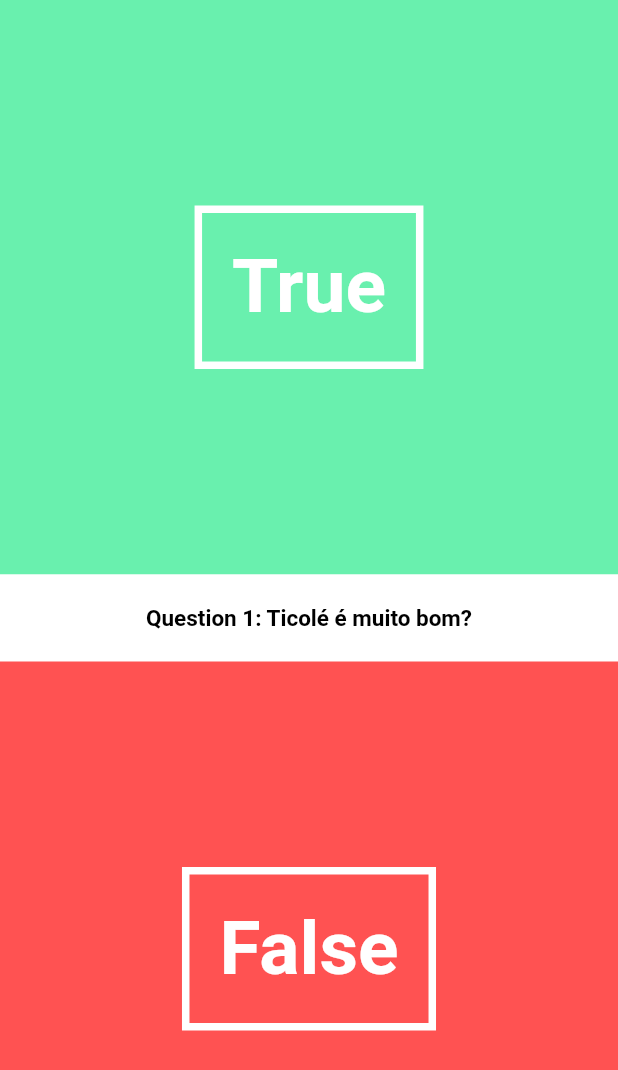
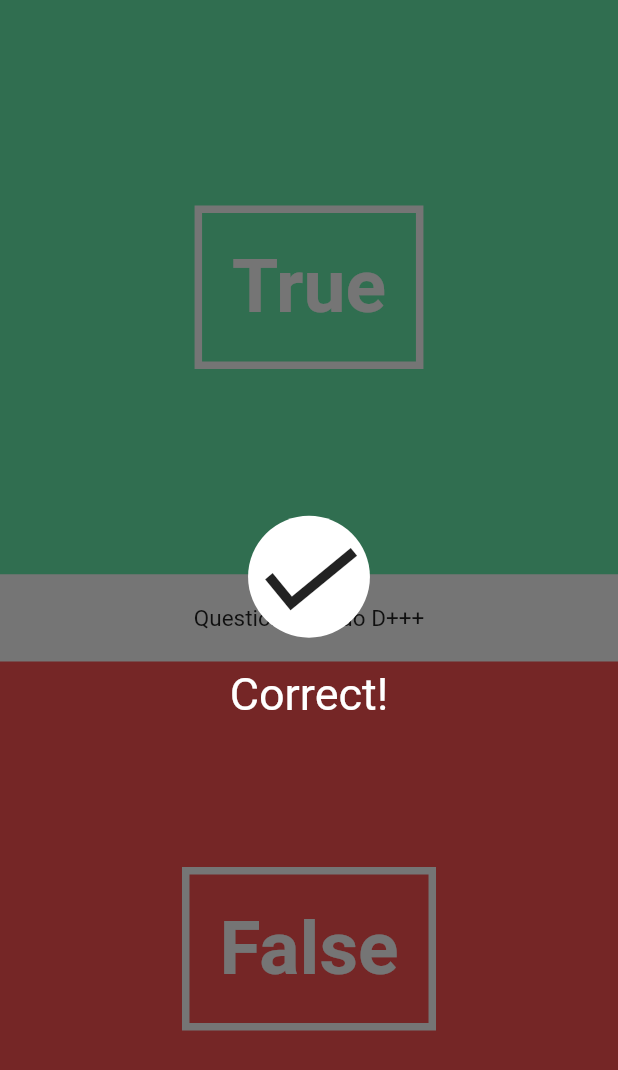
Before and after one commit to irvine5k/memiz_app, a Flutter app: the screen it shows after launch, after a tap on "True", on a phone screen of 412 x 824 dp. Shown: the top 1070 px of the screen. Run offline on Flutter 3.47's test engine with Material 2 defaults, Android fonts, the phone set to English and light mode, and no system bars.

Commit message:
Result Overlay, Question implemented

```diff
--- a/lib/UI/question_text.dart
+++ b/lib/UI/question_text.dart
@@ -10,7 +10,20 @@ class QuestionText extends StatefulWidget{
   State createState() => new QuestionTextState();
 }
 
-class QuestionTextState extends State<QuestionText> {
+class QuestionTextState extends State<QuestionText> with SingleTickerProviderStateMixin{
+  Animation<double> _fontSizeAnimation;
+  AnimationController _fontSizeAnimationController;
+
+  @override
+  void initState(){
+    super.initState();
+
+    _fontSizeAnimationController = new AnimationController(duration: new Duration(milliseconds: 500), vsync: this);
+    _fontSizeAnimation = new CurvedAnimation(parent: _fontSizeAnimationController, curve: Curves.bounceOut);
+    _fontSizeAnimation.addListener(() => this.setState(() {}));
+    _fontSizeAnimationController.forward();
+  }
+
   @override
   Widget build(BuildContext context){
     return new Material(
@@ -19,7 +32,7 @@ class QuestionTextState extends State<QuestionText> {
         padding: new EdgeInsets.symmetric(vertical: 20.0),
         child: new Center(
           child: new Text("Question ${widget._questionNumber.toString()}: ${widget._question}",
-            style: new TextStyle(color: Colors.black, fontSize: 15.0, fontWeight: FontWeight.bold)
+             style: new TextStyle(fontSize: _fontSizeAnimation.value * 15),
           ),
         ),
       ),
--- /dev/null
+++ b/lib/UI/result_overlay.dart
@@ -0,0 +1,59 @@
+import 'dart:math';
+import 'package:flutter/material.dart';
+
+
+class ResultOverlay extends StatefulWidget{
+  final bool _isCorrect;
+  final VoidCallback _onTap;
+
+  ResultOverlay(this._isCorrect, this._onTap);
+
+  @override
+  State createState() => new ResultOverlayState();
+
+}
+
+class ResultOverlayState extends State<ResultOverlay> with SingleTickerProviderStateMixin{
+  Animation<double> _iconAnimation;
+  AnimationController _iconAnimationController;
+
+  @override
+  void initState(){
+    super.initState();
+
+    _iconAnimationController = new AnimationController(duration: new Duration(seconds: 2), vsync: this);
+    _iconAnimation = new CurvedAnimation(parent: _iconAnimationController, curve: Curves.elasticOut);
+    _iconAnimation.addListener(() => this.setState(() {}));
+    _iconAnimationController.forward();
+
+  }
+  @override
+  Widget build(BuildContext context){
+    return new Material(
+      color: Colors.black54,
+      child: new InkWell(
+        onTap: () => widget._onTap(),
+        child: new Column(
+          mainAxisAlignment: MainAxisAlignment.center,
+          children: <Widget>[
+            new Container(
+              decoration: new BoxDecoration(
+                color: Colors.white,
+                shape: BoxShape.circle
+              ),
+              child: new Transform.rotate(
+                angle: _iconAnimation.value * 2 * pi,
+                child: new Icon(widget._isCorrect == true ? Icons.done : Icons.clear, size: _iconAnimation.value * 80.0),
+              ),
+            ),
+            new Padding(
+              padding: new EdgeInsets.only(bottom: 20.0),
+            ),
+            new Text(widget._isCorrect == true ? "Correct!" : "Wrong!",
+              style: new TextStyle(color: Colors.white, fontSize: 30.0))
+          ],
+        )
+      )
+    );
+  }
+}
--- a/lib/pages/quiz_page.dart
+++ b/lib/pages/quiz_page.dart
@@ -1,9 +1,11 @@
 import 'package:flutter/material.dart';
+
+import '../utils/question.dart';
+import '../utils/quiz.dart';
 
 import '../UI/answer_button.dart';
 import '../UI/question_text.dart';
-import '../utils/question.dart';
-import '../utils/quiz.dart';
+import '../UI/result_overlay.dart';
 
 class QuizPage extends StatefulWidget{
   @override
@@ -12,17 +14,62 @@ class QuizPage extends StatefulWidget{
 }
 
 class QuizPageState extends State<QuizPage> {
+  Question currentQuestion;
+  Quiz quiz = new Quiz([
+    new Question("Imposto é roubo.", true),
+    new Question("O SAM é brabo.", true),
+    new Question("LOTR é melhor que Harry Potter.", true),
+    new Question("Corno não é gente.", false),
+    new Question("Gado D+++", true),
+  ]);
+
+  String questionText;
+  int questionNumber;
+  bool isCorrect;
+  bool overlayShouldBeVisible = false;
+
+  @override
+  void initState(){
+    super.initState();
+
+    currentQuestion = quiz.nextQuestion;
+    questionText = currentQuestion.question;
+    questionNumber = quiz.questionNumber;
+  }
+
+  void handleAnswer(bool answer){
+    isCorrect = (currentQuestion.answer == answer);
+
+    quiz.answer(isCorrect);
+
+    this.setState(() {
+      overlayShouldBeVisible = true;
+    });
+  }
+
   @override
   Widget build(BuildContext context){
     return new Stack(
+      fit: StackFit.expand,
       children: <Widget>[
         new Column(
           children: <Widget>[
-            new AnswerButton(true, () => print("You answered true")),
-            new QuestionText("Ticolé é muito bom?", 1),
-            new AnswerButton(false, () => print("You answered false"))
+            new AnswerButton(true, () => handleAnswer(true)), // True Button
+            new QuestionText(questionText, questionNumber), // Question
+            new AnswerButton(false, () => handleAnswer(false)) // False Button
           ],
         ),
+        overlayShouldBeVisible == true ? new ResultOverlay(
+          isCorrect,
+          (){
+            currentQuestion = quiz.nextQuestion;
+            this.setState(() {
+              overlayShouldBeVisible = false;
+              questionText = currentQuestion.question;
+              questionNumber = quiz.questionNumber;
+            });
+          }
+        ) : new Container()
       ],
     );
   }
```
